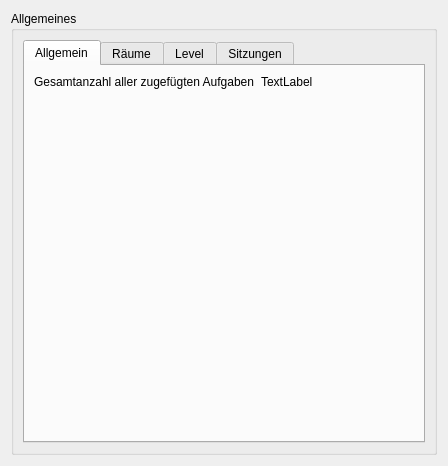
amogorkon/watnu, file src/ui/statistics.ui: the form before one commit.
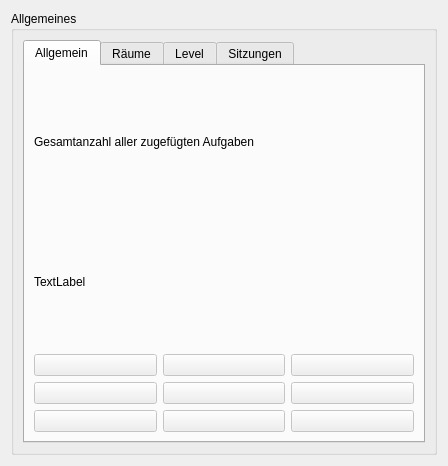
The form after the commit.

What changed in the file:
```diff
--- a/src/ui/statistics.ui
+++ b/src/ui/statistics.ui
@@ -29,21 +29,121 @@
          <attribute name="title">
           <string>Allgemein</string>
          </attribute>
-         <layout class="QFormLayout" name="formLayout">
-          <item row="0" column="0">
+         <layout class="QVBoxLayout" name="verticalLayout_7">
+          <item>
            <widget class="QLabel" name="label">
             <property name="text">
              <string>Gesamtanzahl aller zugefügten Aufgaben</string>
             </property>
            </widget>
           </item>
-          <item row="0" column="1">
+          <item>
            <widget class="QLabel" name="total_num_tasks">
             <property name="text">
              <string>TextLabel</string>
             </property>
            </widget>
           </item>
+          <item>
+           <layout class="QGridLayout" name="gridLayout">
+            <property name="topMargin">
+             <number>0</number>
+            </property>
+            <property name="rightMargin">
+             <number>0</number>
+            </property>
+            <item row="0" column="0">
+             <widget class="QPushButton" name="button7">
+              <property name="enabled">
+               <bool>false</bool>
+              </property>
+              <property name="text">
+               <string/>
+              </property>
+             </widget>
+            </item>
+            <item row="3" column="1">
+             <widget class="QPushButton" name="button2">
+              <property name="enabled">
+               <bool>false</bool>
+              </property>
+              <property name="text">
+               <string/>
+              </property>
+             </widget>
+            </item>
+            <item row="2" column="1">
+             <widget class="QPushButton" name="button5">
+              <property name="enabled">
+               <bool>false</bool>
+              </property>
+              <property name="text">
+               <string/>
+              </property>
+             </widget>
+            </item>
+            <item row="0" column="2">
+             <widget class="QPushButton" name="button9">
+              <property name="enabled">
+               <bool>false</bool>
+              </property>
+              <property name="text">
+               <string/>
+              </property>
+             </widget>
+            </item>
+            <item row="2" column="0">
+             <widget class="QPushButton" name="button4">
+              <property name="enabled">
+               <bool>false</bool>
+              </property>
+              <property name="text">
+               <string/>
+              </property>
+             </widget>
+            </item>
+            <item row="2" column="2">
+             <widget class="QPushButton" name="button6">
+              <property name="enabled">
+               <bool>false</bool>
+              </property>
+              <property name="text">
+               <string/>
+              </property>
+             </widget>
+            </item>
+            <item row="3" column="2">
+             <widget class="QPushButton" name="button3">
+              <property name="enabled">
+               <bool>false</bool>
+              </property>
+              <property name="text">
+               <string/>
+              </property>
+             </widget>
+            </item>
+            <item row="3" column="0">
+             <widget class="QPushButton" name="button1">
+              <property name="enabled">
+               <bool>false</bool>
+              </property>
+              <property name="text">
+               <string/>
+              </property>
+             </widget>
+            </item>
+            <item row="0" column="1">
+             <widget class="QPushButton" name="button8">
+              <property name="enabled">
+               <bool>false</bool>
+              </property>
+              <property name="text">
+               <string/>
+              </property>
+             </widget>
+            </item>
+           </layout>
+          </item>
          </layout>
         </widget>
         <widget class="QWidget" name="widget">
```
